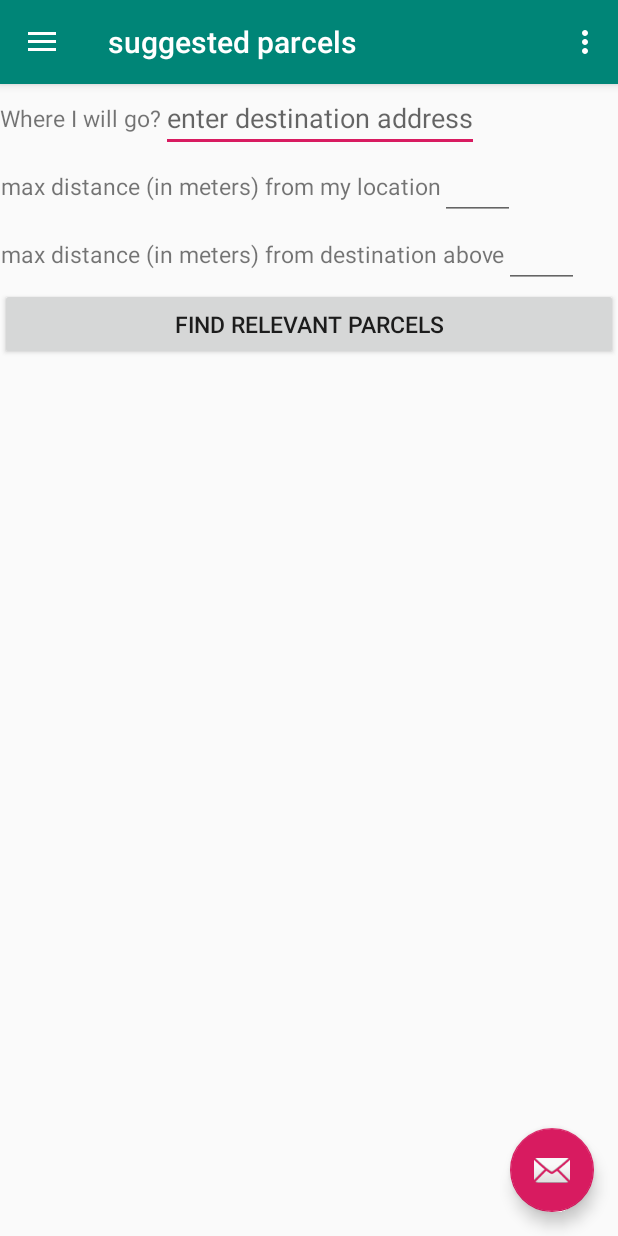
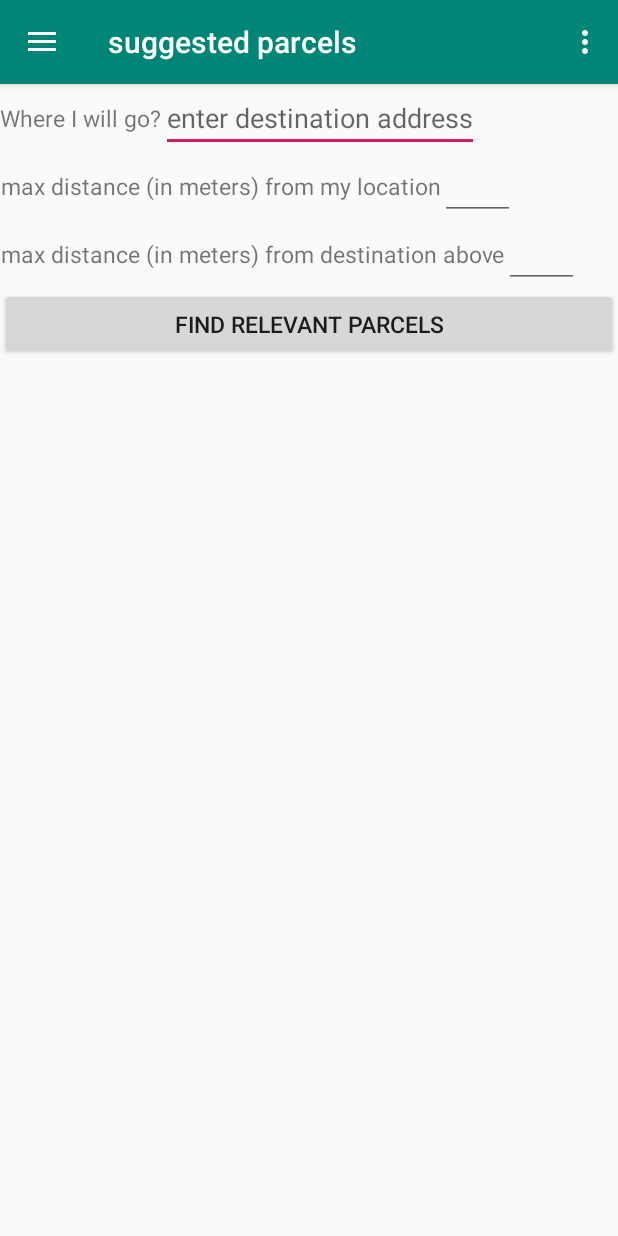
Before and after one commit to YB5/socialParcelDistribution_user, an Android app: the MainActivity screen opened directly, with no data from a screen before it, in the side drawer, after a tap on "parcels to deliver", on a phone screen of 412 x 824 dp. Run offline under Robolectric (Android 15) with nearby library versions, the phone set to English and light mode, and no system bars; our stand-ins replace Firebase (no records; nobody signed in at launch, a user with empty details on screens opened directly), Room's generated code, navigation-ui.

Commit message:
שינוי שמות מחלקות. כפתור הגרל משתמש קיים לכניסה מהירה

```diff
--- a/app/src/main/AndroidManifest.xml
+++ b/app/src/main/AndroidManifest.xml
@@ -18,7 +18,6 @@
         <activity android:name=".LoginActivity">
             <intent-filter>
                 <action android:name="android.intent.action.MAIN" />
-
                 <category android:name="android.intent.category.LAUNCHER" />
             </intent-filter>
         </activity>
--- a/app/src/main/java/com/example/socialparceldistribution_user/Data/ParcelDataSource.java
+++ b/app/src/main/java/com/example/socialparceldistribution_user/Data/ParcelFirebaseDataSource.java
@@ -18,7 +18,7 @@ import java.util.List;
 
 import static com.example.socialparceldistribution_user.Entities.Parcel.ParcelStatus.successfullyArrived;
 
-public class ParcelDataSource implements IParcelDataSource {
+public class ParcelFirebaseDataSource implements IParcelDataSource {
 
     private MutableLiveData<Boolean> isSuccess= new MutableLiveData<>();
     @Override
@@ -38,7 +38,7 @@ public class ParcelDataSource implements IParcelDataSource {
     DatabaseReference historyParcels = firebaseDatabase.getReference("HistoryParcels");
 
 
-    private ParcelDataSource() {
+    private ParcelFirebaseDataSource() {
         allParcelsList = new ArrayList<>();
         myParcels.setValue(new ArrayList<Parcel>());
 
@@ -149,11 +149,11 @@ public class ParcelDataSource implements IParcelDataSource {
         return allParcelsList;
     }
 
-    private static ParcelDataSource instance;
+    private static ParcelFirebaseDataSource instance;
 
-    public static ParcelDataSource getInstance() {
+    public static ParcelFirebaseDataSource getInstance() {
         if (instance == null)
-            instance = new ParcelDataSource();
+            instance = new ParcelFirebaseDataSource();
         return instance;
     }
 
--- a/app/src/main/java/com/example/socialparceldistribution_user/Data/ParcelRepository.java
+++ b/app/src/main/java/com/example/socialparceldistribution_user/Data/ParcelRepository.java
@@ -5,7 +5,6 @@ import android.app.Application;
 
 import androidx.lifecycle.LiveData;
 import androidx.lifecycle.MutableLiveData;
-import androidx.lifecycle.Observer;
 
 
 import com.example.socialparceldistribution_user.Entities.Parcel;
@@ -19,7 +18,7 @@ public class ParcelRepository implements IParcelRepository {
     RoomDatabaseHelper databaseHelper;
 
     private ParcelRepository(Application application) {
-        parcelDataSource = ParcelDataSource.getInstance();
+        parcelDataSource = ParcelFirebaseDataSource.getInstance();
         databaseHelper = new RoomDatabaseHelper(application.getApplicationContext());
 
         IParcelDataSource.ParcelsChangedListener parcelsChangedListener = new IParcelDataSource.ParcelsChangedListener() {
--- a/app/src/main/java/com/example/socialparceldistribution_user/Data/HistoryDataSource.java
+++ b/app/src/main/java/com/example/socialparceldistribution_user/Data/RoomDataSource.java
@@ -8,19 +8,18 @@ import androidx.room.RoomDatabase;
 import androidx.room.TypeConverters;
 
 import com.example.socialparceldistribution_user.Entities.Parcel;
-import com.example.socialparceldistribution_user.ui.suggested_parcels.MessengerRecyclerViewAdapter;
 
 
 @Database(entities = Parcel.class, version = 1, exportSchema = false)
 @TypeConverters({Parcel.ParcelStatus.class, Parcel.ParcelType.class, Parcel.DateConverter.class, Parcel.UserLocationConverter.class, Parcel.MessengersConverter.class})
-public abstract class HistoryDataSource extends RoomDatabase {
+public abstract class RoomDataSource extends RoomDatabase {
 
     public static final String DATABASE_NAME="database.db";
-    private static HistoryDataSource database;
+    private static RoomDataSource database;
 
-    public static HistoryDataSource getInstance(Context context){
+    public static RoomDataSource getInstance(Context context){
         if (database==null)
-            database= Room.databaseBuilder(context,HistoryDataSource.class,DATABASE_NAME).allowMainThreadQueries().build();
+            database= Room.databaseBuilder(context, RoomDataSource.class,DATABASE_NAME).allowMainThreadQueries().build();
         return database;
     }
 
--- a/app/src/main/java/com/example/socialparceldistribution_user/Data/RoomDatabaseHelper.java
+++ b/app/src/main/java/com/example/socialparceldistribution_user/Data/RoomDatabaseHelper.java
@@ -12,7 +12,7 @@ public class RoomDatabaseHelper {
     private ParcelDao parcelDao;
 
     public RoomDatabaseHelper(Context context){
-        HistoryDataSource database=HistoryDataSource.getInstance(context);
+        RoomDataSource database= RoomDataSource.getInstance(context);
 
         parcelDao =database.getParcelDao();
         parcelDao.clear();
--- a/app/src/main/java/com/example/socialparceldistribution_user/MainActivity.java
+++ b/app/src/main/java/com/example/socialparceldistribution_user/MainActivity.java
@@ -5,18 +5,23 @@ import android.content.Intent;
 import android.os.Bundle;
 
 import com.example.socialparceldistribution_user.ui.user_parcels.ParcelService;
-import com.google.android.material.floatingactionbutton.FloatingActionButton;
+
 import android.view.MenuItem;
 import android.view.View;
+
+import androidx.annotation.NonNull;
 import androidx.navigation.NavController;
 import androidx.navigation.Navigation;
 import androidx.navigation.ui.AppBarConfiguration;
 import androidx.navigation.ui.NavigationUI;
+
 import com.google.android.material.navigation.NavigationView;
 import com.google.firebase.auth.FirebaseAuth;
+
 import androidx.drawerlayout.widget.DrawerLayout;
 import androidx.appcompat.app.AppCompatActivity;
 import androidx.appcompat.widget.Toolbar;
+
 import android.view.Menu;
 import android.widget.TextView;
 
@@ -24,21 +29,14 @@ public class MainActivity extends AppCompatActivity {
 
     final Intent intent = new Intent();
     private AppBarConfiguration mAppBarConfiguration;
+
     @Override
     protected void onCreate(Bundle savedInstanceState) {
         super.onCreate(savedInstanceState);
         setContentView(R.layout.activity_main);
         Toolbar toolbar = findViewById(R.id.toolbar);
         setSupportActionBar(toolbar);
-        FloatingActionButton fab = findViewById(R.id.fab);
-        fab.setOnClickListener(new View.OnClickListener() {
-            @Override
 
-            public void onClick(View view) {
-                //    Snackbar.make(view, "Replace with your own action", Snackbar.LENGTH_LONG)
-                //          .setAction("Action", null).show();
-            }
-        });
         final DrawerLayout drawer = findViewById(R.id.drawer_layout);
         NavigationView navigationView = findViewById(R.id.nav_view);
 
@@ -56,20 +54,30 @@ public class MainActivity extends AppCompatActivity {
         TextView username = nav_header.findViewById(R.id.sign_in_as_tv);
         Bundle extras = getIntent().getExtras();
         if (extras != null)
-            username.setText(getResources().getString(R.string.connected_as)+" "+ extras.getString("username"));
+            username.setText(getResources().getString(R.string.connected_as) + " " + extras.getString("username"));
 
-        MenuItem signOutMenuItem=  navigationView.getMenu().getItem(2).getSubMenu().getItem(0);
+        MenuItem signOutMenuItem = navigationView.getMenu().getItem(2).getSubMenu().getItem(0);
         signOutMenuItem.setOnMenuItemClickListener(new MenuItem.OnMenuItemClickListener() {
             @Override
             public boolean onMenuItemClick(MenuItem item) {
                 FirebaseAuth.getInstance().signOut();
                 stopService(intent);
-                startActivity(new Intent(MainActivity.this,LoginActivity.class));
+                startActivity(new Intent(MainActivity.this, LoginActivity.class));
                 return true;
             }
         });
-        intent.setComponent(new ComponentName( this, ParcelService.class));
+        intent.setComponent(new ComponentName(this, ParcelService.class));
         startService(intent);
+    }
+
+    @Override
+    public boolean onOptionsItemSelected(@NonNull MenuItem item) {
+        if (item.getItemId() == R.id.action_signOut) {
+            stopService(intent);
+            FirebaseAuth.getInstance().signOut();
+            finish();
+        }
+        return super.onOptionsItemSelected(item);
     }
 
     @Override
@@ -78,6 +86,7 @@ public class MainActivity extends AppCompatActivity {
         getMenuInflater().inflate(R.menu.main, menu);
         return true;
     }
+
     @Override
     public boolean onSupportNavigateUp() {
         NavController navController = Navigation.findNavController(this, R.id.nav_host_fragment);
--- a/app/src/main/java/com/example/socialparceldistribution_user/ui/user_parcels/UserParcelsFragment.java
+++ b/app/src/main/java/com/example/socialparceldistribution_user/ui/user_parcels/UserParcelsFragment.java
@@ -10,7 +10,6 @@ import android.view.ViewGroup;
 import androidx.annotation.NonNull;
 import androidx.fragment.app.Fragment;
 import androidx.lifecycle.Observer;
-import androidx.lifecycle.ViewModel;
 import androidx.lifecycle.ViewModelProviders;
 import androidx.recyclerview.widget.LinearLayoutManager;
 import androidx.recyclerview.widget.RecyclerView;
@@ -22,8 +21,6 @@ import java.util.ArrayList;
 import java.util.Arrays;
 import java.util.HashMap;
 import java.util.List;
-import java.util.Map;
-import java.util.Set;
 
 public class UserParcelsFragment extends Fragment {
 
@@ -32,7 +29,7 @@ public class UserParcelsFragment extends Fragment {
     public View onCreateView(@NonNull LayoutInflater inflater,
                              ViewGroup container, Bundle savedInstanceState) {
         final UserParcelsViewModel viewModel = ViewModelProviders.of(this).get(UserParcelsViewModel.class);
-        View root = inflater.inflate(R.layout.history_parcels, container, false);
+        View root = inflater.inflate(R.layout.suggested_parcels, container, false);
 
         final RecyclerView recyclerView = root.findViewById(R.id.recycler_view);
         recyclerView.setHasFixedSize(true);
@@ -125,7 +122,7 @@ public class UserParcelsFragment extends Fragment {
                         if(view.getId()==R.id.bt_arrivedParcel){
 
                             AlertDialog.Builder builder = new AlertDialog.Builder(getContext());
-                            builder.setTitle("Is the package accepted?").setMessage("Clicking \"Yes\" will delete this parcel from the list. The details will be stored on the server.")
+                            builder.setTitle("Is the package arrived?").setMessage("Clicking \"Yes\" will delete this parcel from the list. The details will be stored on the server.")
                                     .setPositiveButton("Yes", new DialogInterface.OnClickListener() {
                                         @Override
                                         public void onClick(DialogInterface dialog, int which) {
--- a/app/src/main/res/layout/activity_login.xml
+++ b/app/src/main/res/layout/activity_login.xml
@@ -60,6 +60,6 @@
         android:layout_width="300dp"
         android:layout_height="wrap_content"
         android:layout_gravity="center"
-        android:text="מילוי פרטים אוטומטי לכניסה מהירה"/>
+        android:text="הגרל משתמש קיים לכניסה..."/>
 
 </LinearLayout>
--- a/app/src/main/res/layout/app_bar_main.xml
+++ b/app/src/main/res/layout/app_bar_main.xml
@@ -22,12 +22,12 @@
 
     <include layout="@layout/content_main" />
 
-    <com.google.android.material.floatingactionbutton.FloatingActionButton
+   <!-- <com.google.android.material.floatingactionbutton.FloatingActionButton
         android:id="@+id/fab"
         android:layout_width="wrap_content"
         android:layout_height="wrap_content"
         android:layout_gravity="bottom|end"
         android:layout_margin="@dimen/fab_margin"
-        app:srcCompat="@android:drawable/ic_dialog_email" />
+        app:srcCompat="@android:drawable/ic_dialog_email" />-->
 
 </androidx.coordinatorlayout.widget.CoordinatorLayout>
--- a/app/src/main/res/menu/main.xml
+++ b/app/src/main/res/menu/main.xml
@@ -2,8 +2,8 @@
 <menu xmlns:android="http://schemas.android.com/apk/res/android"
     xmlns:app="http://schemas.android.com/apk/res-auto">
     <item
-        android:id="@+id/action_settings"
+        android:id="@+id/action_signOut"
         android:orderInCategory="100"
-        android:title="@string/action_settings"
+        android:title="@string/action_sign_out"
         app:showAsAction="never" />
 </menu>
--- a/app/src/main/res/values/strings.xml
+++ b/app/src/main/res/values/strings.xml
@@ -1,5 +1,5 @@
 <resources>
-    <string name="app_name">socialParcelDistribution_user</string>
+    <string name="app_name">DDB users</string>
     <string name="enter_full_name">enter full name</string>
     <string name="enter_password">enter password</string>
     <string name="enter_email">enter email</string>
@@ -10,7 +10,7 @@
     <string name="nav_header_title">DDB</string>
     <string name="nav_header_subtitle">If you come here anyway, why not take a parcel with you?</string>
     <string name="nav_header_desc">Navigation header</string>
-    <string name="action_settings">Settings</string>
+    <string name="action_sign_out">Sign Out</string>
 
     <string name="menu_home">Home</string>
     <string name="menu_gallery">Gallery</string>
@@ -23,8 +23,8 @@
     <string name="my_parcels">my parcels</string>
     <string name="sign_out">sign out</string>
     <string name="menu_suggested_parcels">suggested parcels</string>
-    <string name="menu_user_parcels">user parcels</string>
-    <string name="suggestOption">Volunteer to deliver the parcel</string>
+    <string name="menu_user_parcels">my parcels</string>
+    <string name="suggestOption">Volunteer to deliver this parcel</string>
     <string name="whereIWillGo">Where I will go?</string>
     <string name="enterDestinationAddress">enter destination address</string>
     <string name="maxDistFromCurrentLocation">max distance (in meters) from my location</string>
```
Also changed, not shown: app/src/main/java/com/example/socialparceldistribution_user/Entities/Person.java (deleted, +0 -46 lines), app/src/main/java/com/example/socialparceldistribution_user/LoginActivity.java (+27 -12 lines), app/src/main/java/com/example/socialparceldistribution_user/ui/suggested_parcels/SuggestedParcelsFragment.java (+0 -8 lines), app/src/main/java/com/example/socialparceldistribution_user/ui/user_parcels/ParcelService.java (+3 -5 lines), app/src/main/res/layout/messenger_parcel_cell.xml (+11 -7 lines), app/src/main/res/layout/suggested_parcels.xml (renamed from app/src/main/res/layout/history_parcels.xml).
